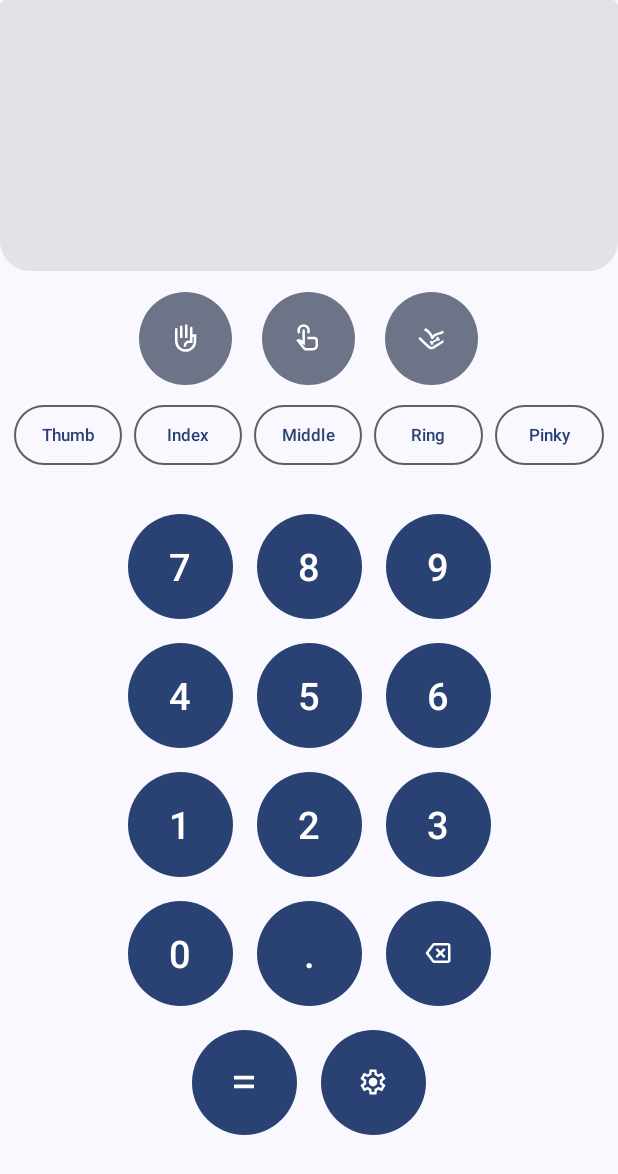
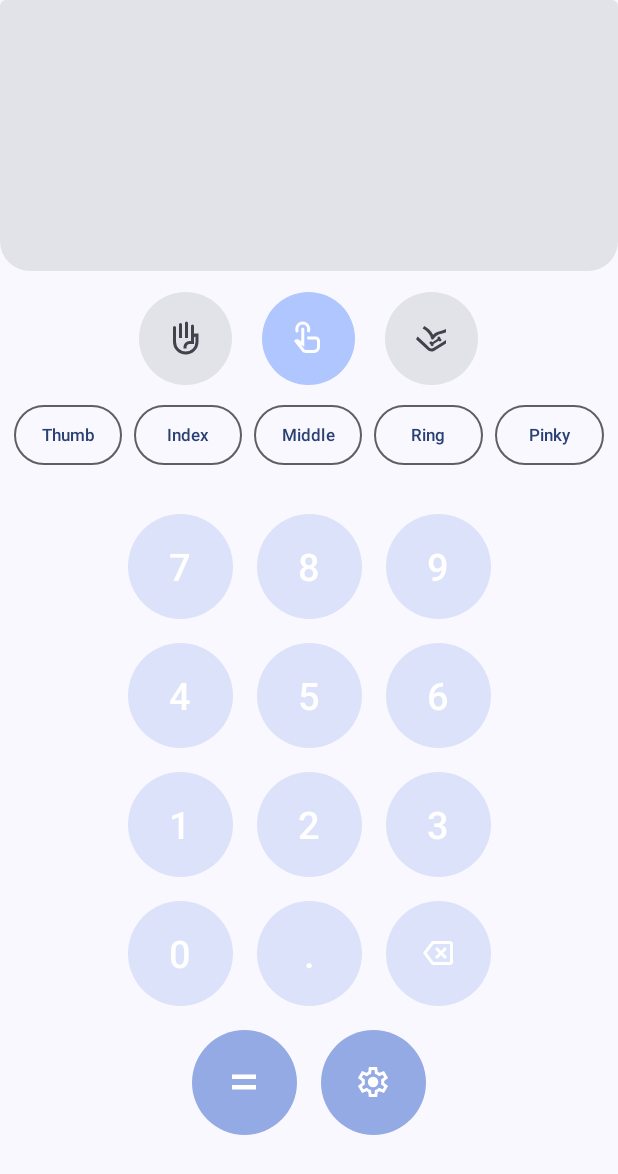
Before and after one commit to LilMbuziVert/Handy, an Android app built with Jetpack Compose: the screen it shows after launch (MainActivity), after a tap on an icon or button, on a phone screen of 412 x 824 dp. Shown: the top 1174 px of the screen. Run offline under Robolectric (Android 15) with nearby library versions, the phone set to English and light mode, and no system bars; 1 other tap on this screen came first.

Commit message:
Got the theming right. Added custom toggle button logic.

```diff
--- a/app/src/main/java/com/example/handy/MainActivity.kt
+++ b/app/src/main/java/com/example/handy/MainActivity.kt
@@ -35,6 +35,9 @@ class MainActivity : AppCompatActivity() {
     private var selectedMeasurementType:String = "Hand"
     private var selectedFingerType: String = "Thumb"
 
+    // Track the currently selected button
+    private var selectedButton: MaterialButton? = null
+
 
     override fun onCreate(savedInstanceState: Bundle?){
         super.onCreate(savedInstanceState)
@@ -71,6 +74,8 @@ class MainActivity : AppCompatActivity() {
         setupMeasurementButtons()
 
 
+
+
         //Setup calculate button
         buttonCalculate.setOnClickListener {
             calculateMeasurement()
@@ -84,41 +89,59 @@ class MainActivity : AppCompatActivity() {
 
     }
 
+    private fun setupToggleButton(button: MaterialButton, type: String, showFingerButtons: Boolean) {
+
+        val fingerButtonsLayout= findViewById<LinearLayout>(R.id.fingerButtonsLayout)
+
+        button.setOnClickListener {
+            if (selectedButton == button) {
+                // Deselect if already selected
+                button.isChecked = false
+                selectedButton = null
+                // Handle what happens when no button is selected
+            } else {
+                // Deselect previous button
+                selectedButton?.isChecked = false
+
+                // Select this button
+                button.isChecked = true
+                selectedButton = button
+
+                // Apply your specific logic
+                selectedMeasurementType = type
+                fingerButtonsLayout.visibility = if (showFingerButtons) View.VISIBLE else View.GONE
+            }
+        }
+    }
+
     private fun setupMeasurementButtons(){
-        val handButton = findViewById<Button>(R.id.buttonHand)
-        val fingerButton = findViewById<Button>(R.id.buttonFinger)
-        val forearmButton = findViewById<Button>(R.id.buttonForearm)
-        val fingerButtonsLayout= findViewById<LinearLayout>(R.id.fingerButtonsLayout)
+        val handButton : MaterialButton = findViewById(R.id.buttonHand)
+        val fingerButton : MaterialButton = findViewById(R.id.buttonFinger)
+        val forearmButton : MaterialButton = findViewById(R.id.buttonForearm)
+
+        // Set up each button
+        setupToggleButton(handButton, "Hand", false)
+        setupToggleButton(fingerButton, "Finger", true)
+        setupToggleButton(forearmButton, "Forearm", false)
+
+        // Set initial state
+        handButton.isChecked = true
+        selectedButton = handButton
+        selectedMeasurementType = "Hand"
 
         //Finger buttons
         val fingerButtons = mapOf(
-            "Thumb" to findViewById<Button>(R.id.buttonThumb),
-            "Index" to findViewById<Button>(R.id.buttonIndex),
-            "Middle" to findViewById<Button>(R.id.buttonMiddle),
-            "Ring" to findViewById<Button>(R.id.buttonRing),
+            "Thumb" to findViewById(R.id.buttonThumb),
+            "Index" to findViewById(R.id.buttonIndex),
+            "Middle" to findViewById(R.id.buttonMiddle),
+            "Ring" to findViewById(R.id.buttonRing),
             "Pinky" to findViewById<Button>(R.id.buttonPinky)
 
         )
 
-        handButton.setOnClickListener{
-            selectedMeasurementType = "Hand"
-            fingerButtonsLayout.visibility = View.GONE
-        }
-
-        fingerButton.setOnClickListener{
-            selectedMeasurementType = "Finger"
-            fingerButtonsLayout.visibility = View.VISIBLE
-        }
-
-        forearmButton.setOnClickListener{
-            selectedMeasurementType = "Forearm"
-            fingerButtonsLayout.visibility = View.GONE
-        }
-
         for ((finger, button) in fingerButtons){
             button.setOnClickListener{
                 selectedFingerType = finger
-                Toast.makeText(this, "$finger selected", Toast.LENGTH_SHORT).show()
             }
         }
     }
@@ -218,7 +241,7 @@ class MainActivity : AppCompatActivity() {
                 inputField.setSelection(currentCursorPosition - 1)
             }
         } else {
-            // This is a normal button (number or decimal)
+            // This is a normal button (number)
             val button = view as MaterialButton
 
             when (button.text) {
--- a/app/src/main/res/layout/activity_main.xml
+++ b/app/src/main/res/layout/activity_main.xml
@@ -81,7 +81,8 @@
         android:gravity="center"
         app:layout_constraintTop_toBottomOf="@id/textViewResult">
 
-        <Button
+
+            <com.google.android.material.button.MaterialButton
                 android:id="@+id/buttonHand"
                 style="?attr/materialIconButtonFilledTonalStyle"
                 android:layout_width="70dp"
@@ -90,9 +91,10 @@
                 android:layout_marginEnd="12dp"
                 app:iconPadding="0dp"
                 app:iconGravity="textStart"
-            />
+                app:iconSize="24dp"
+                android:checkable="true"/>
 
-        <Button
+            <com.google.android.material.button.MaterialButton
                 android:id="@+id/buttonFinger"
                 style="?attr/materialIconButtonFilledTonalStyle"
                 android:layout_width="70dp"
@@ -100,9 +102,11 @@
                 app:icon="@drawable/touch_app_24px"
                 android:layout_marginEnd="12dp"
                 app:iconPadding="0dp"
-            app:iconGravity="textStart"/>
+                app:iconGravity="textStart"
+                app:iconSize="24dp"
+                android:checkable="true"/>
 
-        <Button
+            <com.google.android.material.button.MaterialButton
                 android:id="@+id/buttonForearm"
                 style="?attr/materialIconButtonFilledTonalStyle"
                 android:layout_width="70dp"
@@ -110,7 +114,11 @@
                 app:icon="@drawable/ulna_radius_alt_24px"
                 android:layout_marginEnd="0dp"
                 app:iconPadding="0dp"
-            app:iconGravity="textStart"/>
+                app:iconGravity="textStart"
+                app:iconSize="24dp"
+                android:checkable="true"/>
+
+
     </LinearLayout>
 
     <!-- Finger Type Buttons (Shown when Finger is selected) -->
@@ -305,7 +313,7 @@
             android:layout_margin="8dp"
             android:onClick="onKeypadClick"
             app:icon="@drawable/backspace_24px"
-            app:iconSize="20dp"
+            app:iconSize="24dp"
             app:iconPadding="0dp"
             app:iconGravity="textStart"/>
 
@@ -325,11 +333,11 @@
         <!--Calculate button-->
         <com.google.android.material.button.MaterialButton
             android:id="@+id/buttonCalculate"
-            style="@style/CircularButton"
+            style="@style/CircularUtilityButton"
             android:layout_width="70dp"
             android:layout_height="70dp"
             app:icon="@drawable/equal_24px"
-            app:iconSize="20dp"
+            app:iconSize="24dp"
             app:iconGravity="textStart"
             app:iconPadding="0dp"
             android:layout_margin="8dp"
@@ -338,14 +346,14 @@
         <!--Measurement settings-->
         <com.google.android.material.button.MaterialButton
             android:id="@+id/buttonSettings"
-            style="@style/CircularButton"
+            style="@style/CircularUtilityButton"
             android:layout_width="70dp"
             android:layout_height="70dp"
             android:layout_margin="8dp"
             app:icon="@drawable/settings_24px"
             app:iconGravity="textStart"
             app:iconPadding="0dp"
-            app:iconSize="20dp"/>
+            app:iconSize="24dp"/>
 
 
     </LinearLayout>
--- a/app/src/main/res/values/themes.xml
+++ b/app/src/main/res/values/themes.xml
@@ -2,9 +2,12 @@
 <resources xmlns:tools="http://schemas.android.com/tools">
 
     <style name="Theme.Handy" parent="Theme.Material3.DynamicColors.DayNight.NoActionBar">
+        <item name="colorSecondaryContainer">@color/material_dynamic_primary80</item>
     </style>
-    <style name="CircularButton" parent="ThemeOverlay.Material3.Button.TonalButton">
-        <item name="shapeAppearanceOverlay">@style/ShapeAppearanceOverlay.MyApp.Button.Circle</item>
+
+    <style name="CircularButton" parent="Widget.Material3.Button.IconButton.Filled.Tonal">
+        <item name="shapeAppearanceOverlay">@style/ShapeAppearance.Circle</item>
+        <item name="backgroundTint">@color/material_dynamic_secondary90</item>
         <item name="android:minWidth">0dp</item>
         <item name="android:minHeight">0dp</item>
         <item name="android:insetLeft">0dp</item>
@@ -15,9 +18,23 @@
         <item name="android:textSize">25sp</item>
     </style>
 
-    <style name="ShapeAppearanceOverlay.MyApp.Button.Circle" parent="">
+    <style name="CircularUtilityButton" parent="Widget.Material3.Button.IconButton.Filled.Tonal">
+        <item name="shapeAppearanceOverlay">@style/ShapeAppearance.Circle</item>
+        <item name="backgroundTint">@color/material_dynamic_primary70</item>
+        <item name="android:minWidth">0dp</item>
+        <item name="android:minHeight">0dp</item>
+        <item name="android:insetLeft">0dp</item>
+        <item name="android:insetRight">0dp</item>
+        <item name="android:insetTop">0dp</item>
+        <item name="android:insetBottom">0dp</item>
+        <item name="android:padding">0dp</item>
+        <item name="android:textSize">25sp</item>
+    </style>
+
+    <style name="ShapeAppearance.Circle" parent="">
         <item name="cornerFamily">rounded</item>
         <item name="cornerSize">50%</item>
     </style>
 
+
 </resources>
```
Lines whose indentation alone changed are shown as unchanged.
